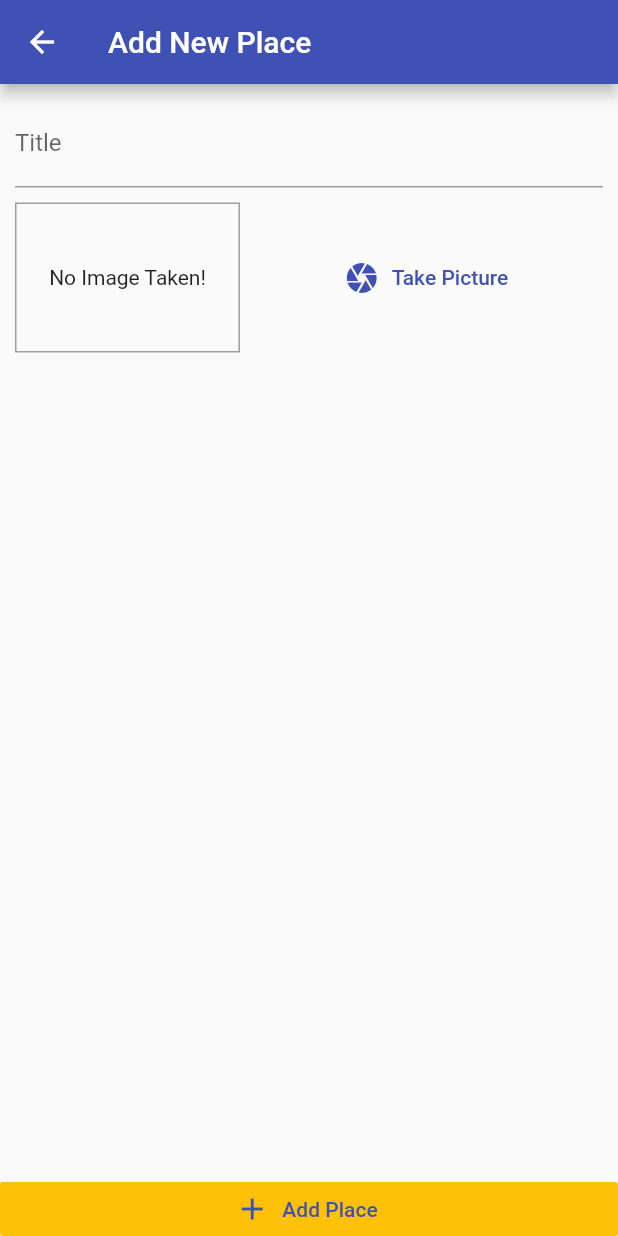
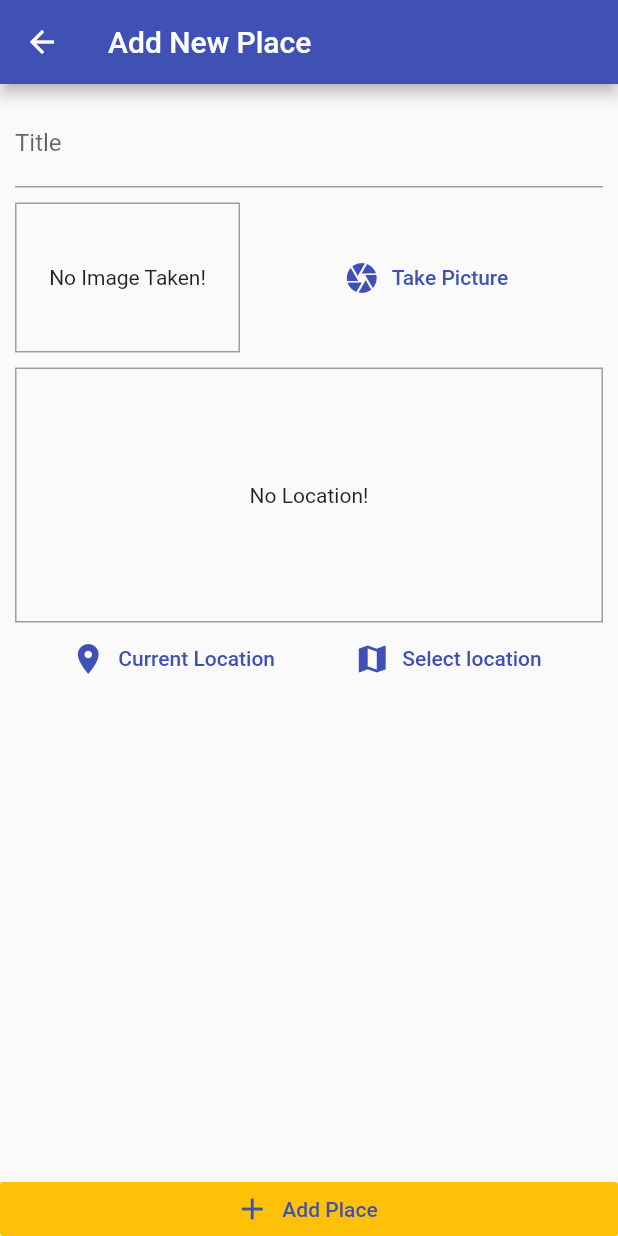
Before and after one commit to rrkas-materials/udemy_flutter_apps, a Flutter app: the AddPlaceScreen screen opened by its route, on a phone screen of 412 x 824 dp. Run offline on Flutter 3.47's test engine with Material 2 defaults, Android fonts, the phone set to English and light mode, and no system bars; our stand-ins replace image_picker, shared_preferences, sqflite; accounts and stored records are empty.

Commit message:
13.12 over adding location input and location packages

```diff
--- a/great_places/lib/screens/add_place_screen.dart
+++ b/great_places/lib/screens/add_place_screen.dart
@@ -3,6 +3,7 @@ import 'dart:io';
 import 'package:flutter/material.dart';
 import 'package:great_places/providers/places.dart';
 import 'package:great_places/widgets/image_input.dart';
+import 'package:great_places/widgets/location_input.dart';
 import 'package:provider/provider.dart';
 
 class AddPlaceScreen extends StatefulWidget {
@@ -47,6 +48,8 @@ class _AddPlaceScreenState extends State<AddPlaceScreen> {
                     ),
                     SizedBox(height: 10),
                     ImageInput(_selectImage),
+                    SizedBox(height: 10),
+                    LocationInput(),
                   ],
                 ),
               ),
--- /dev/null
+++ b/great_places/lib/widgets/location_input.dart
@@ -0,0 +1,57 @@
+import 'package:flutter/cupertino.dart';
+import 'package:flutter/material.dart';
+
+class LocationInput extends StatefulWidget {
+  @override
+  _LocationInputState createState() => _LocationInputState();
+}
+
+class _LocationInputState extends State<LocationInput> {
+  String _previewImageUrl;
+
+  @override
+  Widget build(BuildContext context) {
+    return Column(
+      children: <Widget>[
+        Container(
+          decoration: BoxDecoration(
+            border: Border.all(
+              color: Colors.grey,
+              width: 1,
+            ),
+          ),
+          height: 170,
+          width: double.infinity,
+          child: _previewImageUrl == null
+              ? Text(
+                  'No Location!',
+                  textAlign: TextAlign.center,
+                )
+              : Image.network(
+                  _previewImageUrl,
+                  fit: BoxFit.cover,
+                  width: double.infinity,
+                ),
+          alignment: Alignment.center,
+        ),
+        Row(
+          mainAxisAlignment: MainAxisAlignment.spaceEvenly,
+          children: <Widget>[
+            FlatButton.icon(
+              onPressed: () {},
+              icon: Icon(Icons.location_on),
+              label: Text('Current Location'),
+              textColor: Theme.of(context).primaryColor,
+            ),
+            FlatButton.icon(
+              onPressed: () {},
+              icon: Icon(Icons.map),
+              label: Text('Select location'),
+              textColor: Theme.of(context).primaryColor,
+            ),
+          ],
+        )
+      ],
+    );
+  }
+}
--- a/great_places/pubspec.yaml
+++ b/great_places/pubspec.yaml
@@ -14,6 +14,7 @@ dependencies:
   image_picker: ^0.6.6+5
   path_provider: ^1.6.9
   sqflite: ^1.3.0+2
+  location: ^3.0.2
 
 dev_dependencies:
   flutter_test:
```
Also changed, not shown: great_places/pubspec.lock, 2 other files.
